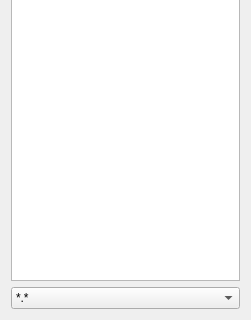
Before: the Qt Designer form app/rtkplot_qt/fileseldlg.ui in tomojitakasu/RTKLIB, drawn with Qt 5; both pictures show x 0 to 251 and y 187 to 507 of the 251 by 507 pixel window.
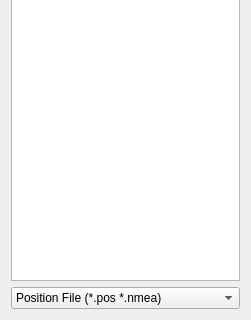
After: the same form once the commit is applied.

Patch:
```diff
--- a/app/rtkplot_qt/fileseldlg.ui
+++ b/app/rtkplot_qt/fileseldlg.ui
@@ -192,7 +192,7 @@
        <widget class="QComboBox" name="Filter">
         <item>
          <property name="text">
-          <string>*.*</string>
+          <string>Position File (*.pos *.nmea)</string>
          </property>
         </item>
         <item>
```
Left out of the diff: 2 changed lines with no effect on the pictures.
